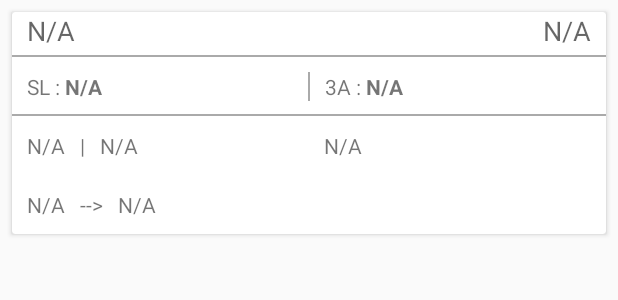
After one commit to globallogic-training/travel_buddy, an Android app: the layout train_item.xml on its own in the app's theme, with its tools: preview values and no code run, on a phone screen of 412 x 824 dp. The commit adds this screen. Shown: the top 300 px of the screen. Run offline under Robolectric (Android 15) with nearby library versions, the phone set to English and light mode, and no system bars.

Commit message:
train availability complete

```diff
--- a/app/build.gradle
+++ b/app/build.gradle
@@ -59,4 +59,8 @@ dependencies {
     implementation "com.google.dagger:dagger-android-support:$project.dagger_version"
     implementation 'android.arch.lifecycle:extensions:1.1.1'
 
+    // Object Mapper
+    implementation 'com.fasterxml.jackson.core:jackson-core:2.9.8'
+    implementation 'com.fasterxml.jackson.core:jackson-annotations:2.9.8'
+    implementation 'com.fasterxml.jackson.core:jackson-databind:2.9.8'
 }
--- a/app/src/main/java/com/challenge/travel_buddy/train/view/ui/SearchActivity.java
+++ b/app/src/main/java/com/challenge/travel_buddy/train/view/ui/SearchActivity.java
@@ -23,6 +23,7 @@ public class SearchActivity extends AppCompatActivity {
     private TextView toStationValue;
     private static TextView journeyDateValue;
     private static String date;
+    private static String avail_date;
     @Override
     protected void onCreate(Bundle savedInstanceState) {
         super.onCreate(savedInstanceState);
@@ -69,6 +70,7 @@ public class SearchActivity extends AppCompatActivity {
         intent.putExtra("from", fromStationValue.getText());
         intent.putExtra("to", toStationValue.getText());
         intent.putExtra("date", date);
+        intent.putExtra("avail_formated_date", avail_date);
         startActivity(intent);
     }
 
@@ -98,6 +100,7 @@ public class SearchActivity extends AppCompatActivity {
 
     public static void setJourneyDate(DatePicker view, int year, int month, int day){
         date = year+"-"+(month+1)+"-"+day;
+        avail_date = day + "" + (month < 10 ? "0" + (month+1) : (month+1))+ "" + year;
         journeyDateValue.setText(day+"/"+(month+1)+"/"+year);
         System.out.println("New "+view+year+month+day );
     }
--- /dev/null
+++ b/app/src/main/res/layout/train_item.xml
@@ -0,0 +1,237 @@
+<?xml version="1.0" encoding="utf-8"?>
+<androidx.cardview.widget.CardView xmlns:android="http://schemas.android.com/apk/res/android"
+    xmlns:app="http://schemas.android.com/apk/res-auto"
+    xmlns:tools="http://schemas.android.com/tools"
+    android:layout_width="match_parent"
+    android:layout_height="wrap_content"
+    android:layout_marginStart="8dp"
+    android:layout_marginTop="8dp"
+    android:layout_marginEnd="8dp"
+    app:cardBackgroundColor="#FFFFFF">
+
+
+    <RelativeLayout
+        android:layout_width="wrap_content"
+        android:layout_height="wrap_content">
+
+        <TextView
+            android:id="@+id/trainName"
+            android:layout_width="match_parent"
+            android:layout_height="wrap_content"
+            android:layout_marginStart="10dp"
+            android:text="N/A"
+            android:paddingBottom="5dp"
+            android:textAppearance="@style/Base.TextAppearance.AppCompat.Medium" />
+
+        <TextView
+            android:id="@+id/trainNumber"
+            android:layout_width="wrap_content"
+            android:layout_height="30dp"
+            android:layout_alignRight="@+id/trainName"
+            android:layout_marginEnd="10dp"
+            android:paddingBottom="5dp"
+            android:text="N/A"
+            android:textAppearance="@style/Base.TextAppearance.AppCompat.Medium"
+            />
+
+        <View
+            android:layout_width="match_parent"
+            android:layout_height="1dp"
+            android:background="@android:color/darker_gray"
+            android:layout_alignBottom="@id/trainName"
+            />
+
+        <LinearLayout
+            android:layout_width="match_parent"
+            android:layout_height="wrap_content"
+            android:orientation="horizontal"
+            android:paddingHorizontal="0dp"
+            android:paddingVertical="10dp"
+            android:layout_below="@id/trainName"
+            android:id="@+id/baselinear"
+            >
+
+            <LinearLayout
+                android:layout_width="0dp"
+                android:layout_height="wrap_content"
+                android:orientation="vertical"
+                android:layout_weight="1">
+
+                <LinearLayout
+                    android:layout_width="match_parent"
+                    android:layout_height="0dp"
+                    android:orientation="horizontal"
+                    android:layout_weight="1">
+
+                    <TextView
+                        android:id="@+id/SL_Availability_lbl"
+                        android:layout_width="wrap_content"
+                        android:layout_height="wrap_content"
+                        android:layout_marginStart="10dp"
+                        android:paddingTop="0dp"
+                        android:text="SL : "
+                        android:textAppearance="@style/TextAppearance.AppCompat.Small" />
+
+                    <TextView
+                        android:id="@+id/SL_Availability"
+                        android:layout_width="wrap_content"
+                        android:layout_height="wrap_content"
+                        android:text="N/A"
+                        android:paddingTop="0dp"
+                        android:textAppearance="@style/TextAppearance.AppCompat.Small"
+                        android:textStyle="bold"/>
+
+                </LinearLayout>
+
+            </LinearLayout>
+
+            <View
+                android:layout_width="1dp"
+                android:layout_height="match_parent"
+                android:layout_marginTop="0dp"
+                android:paddingTop="0dp"
+                android:background="@android:color/darker_gray" />
+
+            <LinearLayout
+            android:layout_width="0dp"
+            android:layout_height="wrap_content"
+            android:orientation="vertical"
+            android:layout_weight="1"
+                android:paddingLeft="10dp"
+                >
+
+                <LinearLayout
+                    android:layout_width="match_parent"
+                    android:layout_height="0dp"
+                    android:orientation="horizontal"
+                    android:layout_weight="1"
+                    >
+
+                    <TextView
+                        android:id="@+id/_3A_Availability_lbl"
+                        android:layout_width="wrap_content"
+                        android:layout_height="wrap_content"
+                        android:text="3A : "
+                        android:paddingTop="0dp"
+                        android:textAppearance="@style/TextAppearance.AppCompat.Small" />
+
+                    <TextView
+                        android:id="@+id/_3A_Availability"
+                        android:layout_width="wrap_content"
+                        android:layout_height="wrap_content"
+                        android:paddingTop="0dp"
+                        android:text="N/A"
+                        android:textAppearance="@style/TextAppearance.AppCompat.Small"
+                        android:textStyle="bold" />
+
+                </LinearLayout>
+
+            </LinearLayout>
+
+        </LinearLayout>
+
+        <View
+            android:layout_width="match_parent"
+            android:layout_height="1dp"
+            android:background="@android:color/darker_gray"
+            android:layout_alignBottom="@id/baselinear"
+            android:id="@+id/avail_devider"
+            />
+
+        <LinearLayout
+            android:layout_width="match_parent"
+            android:layout_height="wrap_content"
+            android:orientation="horizontal"
+            android:layout_below="@id/avail_devider"
+            android:paddingVertical="10dp"
+            android:id="@+id/time_divider">
+
+
+            <LinearLayout
+                android:layout_width="0dp"
+                android:layout_height="wrap_content"
+                android:orientation="horizontal"
+                android:layout_weight="1">
+
+                <TextView
+                    android:id="@+id/arrival_time"
+                    android:layout_width="wrap_content"
+                    android:layout_height="wrap_content"
+                    android:paddingLeft="10dp"
+                    android:text="N/A"/>
+
+                <TextView
+                    android:layout_width="wrap_content"
+                    android:layout_height="wrap_content"
+                    android:paddingLeft="10dp"
+                    android:text="|"
+                    />
+
+                <TextView
+                    android:id="@+id/departure_time"
+                    android:layout_width="wrap_content"
+                    android:layout_height="wrap_content"
+                    android:paddingLeft="10dp"
+                    android:text="N/A"/>
+
+            </LinearLayout>
+
+            <LinearLayout
+                android:layout_width="0dp"
+                android:layout_height="wrap_content"
+                android:orientation="vertical"
+                android:layout_weight="1">
+
+                <TextView
+                    android:id="@+id/travel_hrs"
+                    android:layout_width="wrap_content"
+                    android:layout_height="wrap_content"
+                    android:paddingLeft="10dp"
+                    android:text="N/A"/>
+
+            </LinearLayout>
+
+        </LinearLayout>
+
+        <LinearLayout
+            android:layout_width="match_parent"
+            android:layout_height="wrap_content"
+            android:orientation="horizontal"
+            android:layout_below="@id/time_divider"
+            android:paddingVertical="10dp">
+
+            <LinearLayout
+                android:layout_width="0dp"
+                android:layout_height="match_parent"
+                android:orientation="horizontal"
+                android:layout_weight="1"
+                >
+
+                <TextView
+                    android:id="@+id/travel_src"
+                    android:layout_width="wrap_content"
+                    android:layout_height="wrap_content"
+                    android:paddingLeft="10dp"
+                    android:text="N/A"/>
+
+                <TextView
+                    android:layout_width="wrap_content"
+                    android:layout_height="wrap_content"
+                    android:paddingLeft="10dp"
+                    android:text="-->"
+                    />
+
+                <TextView
+                    android:id="@+id/travel_des"
+                    android:layout_width="wrap_content"
+                    android:layout_height="wrap_content"
+                    android:paddingLeft="10dp"
+                    android:text="N/A"/>
+
+            </LinearLayout>
+        </LinearLayout>
+
+    </RelativeLayout>
+
+
+</androidx.cardview.widget.CardView>
--- a/build.gradle
+++ b/build.gradle
@@ -7,7 +7,7 @@ buildscript {
 
     }
     dependencies {
-        classpath 'com.android.tools.build:gradle:3.4.0'
+        classpath 'com.android.tools.build:gradle:3.4.1'
 
         // NOTE: Do not place your application dependencies here; they belong
         // in the individual module build.gradle files
```
Also changed, not shown: app/src/main/java/com/challenge/travel_buddy/train/trainsearch/services/model/Available_Status.java (added, +31 -0 lines), app/src/main/java/com/challenge/travel_buddy/train/trainsearch/services/model/MetaData.java (added, +32 -0 lines), app/src/main/java/com/challenge/travel_buddy/train/trainsearch/services/model/TrainAvailabilityModel.java (added, +32 -0 lines), app/src/main/java/com/challenge/travel_buddy/train/trainsearch/services/model/TrainClasses.java (added, +15 -0 lines), app/src/main/java/com/challenge/travel_buddy/train/trainsearch/services/model/TrainDataModel.java (+9 -8 lines), app/src/main/java/com/challenge/travel_buddy/train/trainsearch/services/repository/TrainSearchRepository.java (+57 -0 lines), app/src/main/java/com/challenge/travel_buddy/train/trainsearch/services/repository/TrainSearchService.java (+9 -0 lines), app/src/main/java/com/challenge/travel_buddy/train/trainsearch/view/adapter/TrainListAdapter.java (added, +77 -0 lines), app/src/main/java/com/challenge/travel_buddy/train/trainsearch/view/adapter/TrainListViewHolder.java (added, +35 -0 lines), app/src/main/java/com/challenge/travel_buddy/train/trainsearch/view/ui/TrainSearch.java (+53 -4 lines), app/src/main/java/com/challenge/travel_buddy/train/trainsearch/viewmodal/TrainListViewModel.java (+9 -0 lines), app/src/main/java/com/challenge/travel_buddy/view/SearchTrainActivity.java (added, +16 -0 lines), app/src/main/res/layout/activity_search_train.xml (added, +9 -0 lines), app/src/main/res/layout/activity_train_search.xml (+12 -0 lines).
